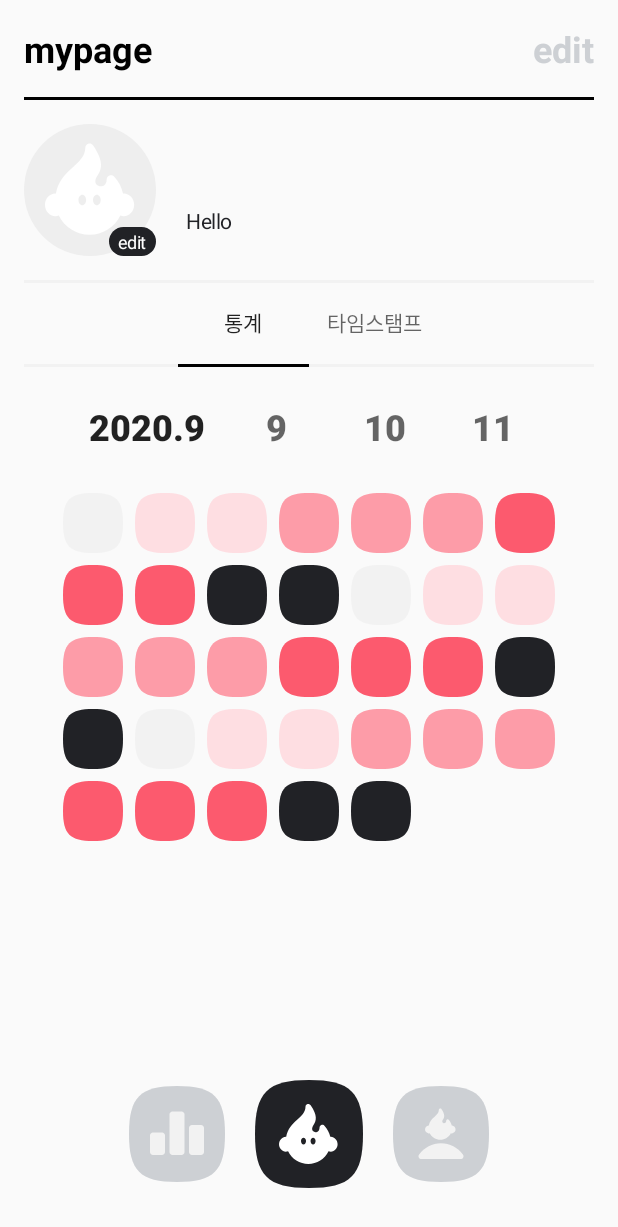
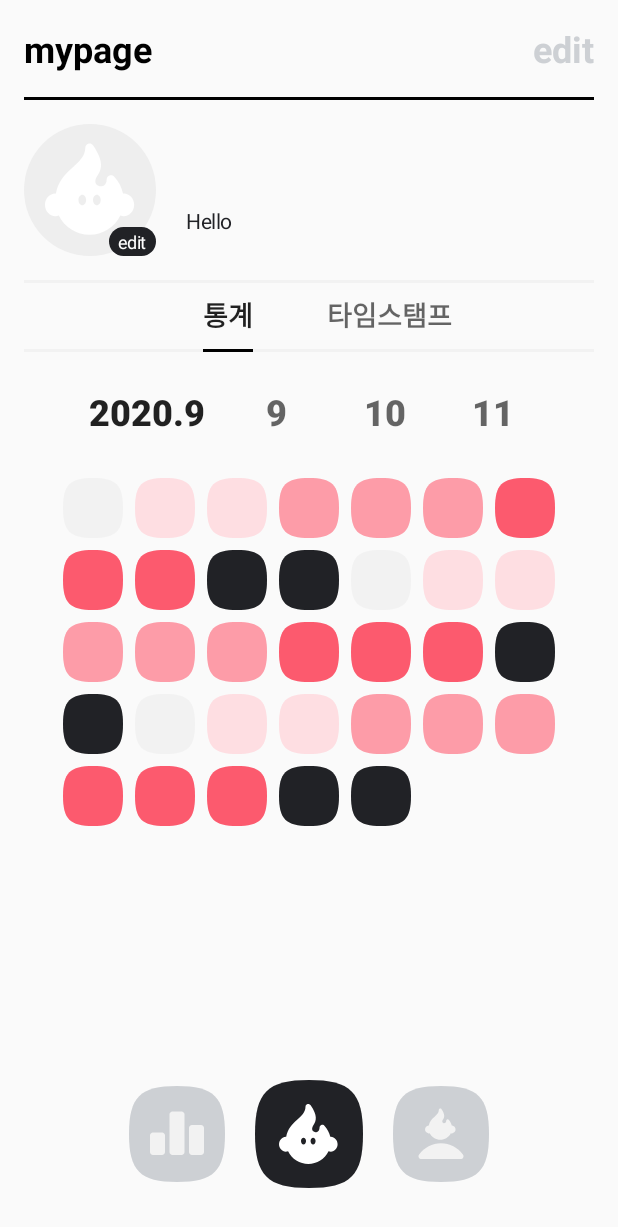
Before and after one commit to mash-up-kr/Dionysos-Android, an Android app: the fragment MyPageFragment placed in its activity, on a phone screen of 412 x 824 dp. Shown: the top 1227 px of the screen. Run offline under Robolectric (Android 15) with nearby library versions, the phone set to English and light mode, and no system bars; our stand-ins replace RxJava, data binding; plain views replace RoundedImageView; network calls fail; 5 statements that could not run were skipped.

Commit message:
Fix tablayout indicator

```diff
--- a/app/src/main/res/layout/my_page_fragment.xml
+++ b/app/src/main/res/layout/my_page_fragment.xml
@@ -34,17 +34,17 @@
             app:layout_constraintTop_toTopOf="parent" />
 
         <TextView
+            android:id="@+id/editButton"
             android:layout_width="wrap_content"
             android:layout_height="wrap_content"
-            android:id="@+id/editButton"
             android:lineSpacingExtra="6sp"
+            android:text="edit"
             android:textColor="@color/light_blue_grey"
             android:textSize="24sp"
-            tools:text="setting"
-            android:text="edit"
             android:textStyle="bold"
             app:layout_constraintEnd_toEndOf="parent"
-            app:layout_constraintTop_toTopOf="parent" />
+            app:layout_constraintTop_toTopOf="parent"
+            tools:text="setting" />
 
         <View
             android:id="@+id/divider"
@@ -99,8 +99,8 @@
                     android:id="@+id/nickname"
                     android:layout_width="wrap_content"
                     android:layout_height="wrap_content"
+                    android:layout_marginStart="@dimen/mai_margin_20"
                     android:layout_marginTop="16dp"
-                    android:layout_marginStart="@dimen/mai_margin_20"
                     android:letterSpacing="-0.02"
                     android:text="@{mypageVM.userInfo.nickname}"
                     android:textColor="#212226"
@@ -118,8 +118,8 @@
                     android:layout_height="wrap_content"
                     android:layout_marginTop="8dp"
                     android:layout_marginBottom="5dp"
+                    android:letterSpacing="-0.02"
                     android:text="Hello"
-                    android:letterSpacing="-0.02"
                     android:textColor="#212226"
                     android:textSize="14sp"
                     app:layout_constraintBottom_toBottomOf="@id/ivProfile"
@@ -145,11 +145,14 @@
                 <com.google.android.material.tabs.TabLayout
                     android:id="@+id/tabLayout"
                     android:layout_width="match_parent"
-                    android:layout_height="60dp"
+                    android:layout_height="50dp"
                     app:layout_constraintBottom_toTopOf="@id/bottomDivider"
                     app:layout_constraintTop_toTopOf="@id/topDivider"
                     app:tabGravity="center"
                     app:tabIndicatorColor="#000000"
+                    app:tabIndicatorFullWidth="false"
+                    app:tabMinWidth="0dp"
+                    app:tabMode="scrollable"
                     app:tabTextAppearance="@style/TabTextAppearance" />
 
                 <androidx.viewpager2.widget.ViewPager2
--- a/app/src/main/res/values/styles.xml
+++ b/app/src/main/res/values/styles.xml
@@ -21,7 +21,8 @@
     <style name="BottomSheetDialogTheme" parent="BaseBottomSheetDialog" />
 
     <style name="TabTextAppearance" parent="TextAppearance.Design.Tab">
-        <item name="android:textSize">14sp</item>
+        <item name="android:textSize">18sp</item>
+        <item name="android:textStyle">bold</item>
     </style>
 
     <style name="RankingTabTextAppearance" parent="TextAppearance.Design.Tab">
```
